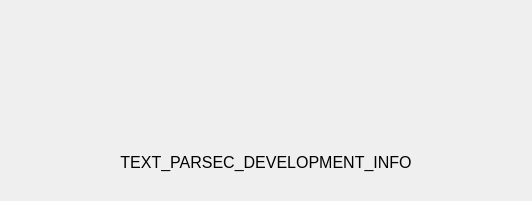
Before: the Qt Designer form parsec/core/gui/forms/about_widget.ui in Scille/parsec-cloud, drawn with Qt 5.
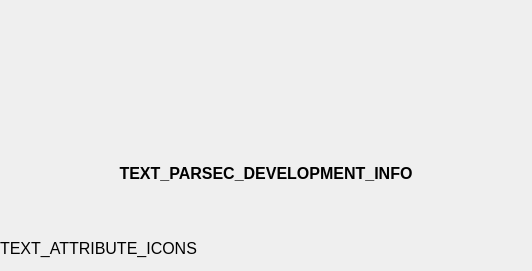
After: the same form once the commit is applied. Icons and pictures are not drawn.

Commit message: [GUI] Added custom icons for file depending on format

Patch:
```diff
--- a/parsec/core/gui/forms/about_widget.ui
+++ b/parsec/core/gui/forms/about_widget.ui
@@ -7,13 +7,28 @@
     <x>0</x>
     <y>0</y>
     <width>532</width>
-    <height>201</height>
+    <height>271</height>
    </rect>
   </property>
   <property name="windowTitle">
    <string>Form</string>
   </property>
   <layout class="QVBoxLayout" name="verticalLayout">
+   <property name="spacing">
+    <number>30</number>
+   </property>
+   <property name="leftMargin">
+    <number>0</number>
+   </property>
+   <property name="topMargin">
+    <number>0</number>
+   </property>
+   <property name="rightMargin">
+    <number>0</number>
+   </property>
+   <property name="bottomMargin">
+    <number>0</number>
+   </property>
    <item>
     <layout class="QHBoxLayout" name="horizontalLayout">
      <item>
@@ -92,6 +107,8 @@
      <property name="font">
       <font>
        <pointsize>12</pointsize>
+       <weight>75</weight>
+       <bold>true</bold>
       </font>
      </property>
      <property name="text">
@@ -102,6 +119,18 @@
      </property>
     </widget>
    </item>
+   <item>
+    <widget class="QLabel" name="label_3">
+     <property name="font">
+      <font>
+       <pointsize>12</pointsize>
+      </font>
+     </property>
+     <property name="text">
+      <string>TEXT_ATTRIBUTE_ICONS</string>
+     </property>
+    </widget>
+   </item>
   </layout>
  </widget>
  <resources>
```
The commit also changes 193 other files.
